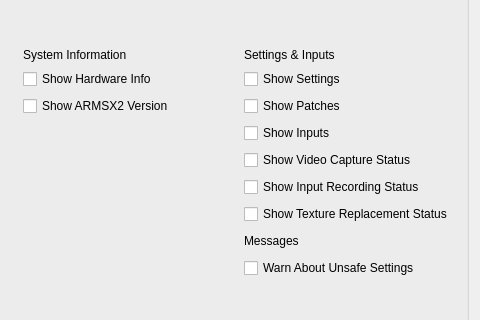
The window that pcsx2-qt/Settings/OSDSettingsWidget.ui (SgtBilko76/ARMSX2-Quest) describes before a commit, drawn with Qt 5; both pictures show x 220 to 700 and y 218 to 538 of the 700 by 800 pixel window.
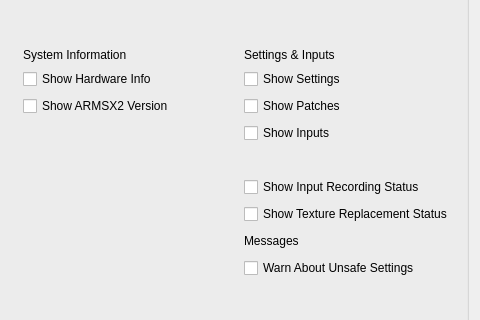
The same window after the commit.

Commit message: GS: remove video capture, and with it the ffmpeg dependency

Patch:
```diff
--- a/pcsx2-qt/Settings/OSDSettingsWidget.ui
+++ b/pcsx2-qt/Settings/OSDSettingsWidget.ui
@@ -401,13 +401,6 @@
           </property>
          </widget>
         </item>
-        <item row="4" column="2">
-         <widget class="QCheckBox" name="showVideoCapture">
-          <property name="text">
-           <string>Show Video Capture Status</string>
-          </property>
-         </widget>
-        </item>
         <item row="5" column="2">
          <widget class="QCheckBox" name="showInputRec">
           <property name="text">
```
The commit also changes 187 other files.
